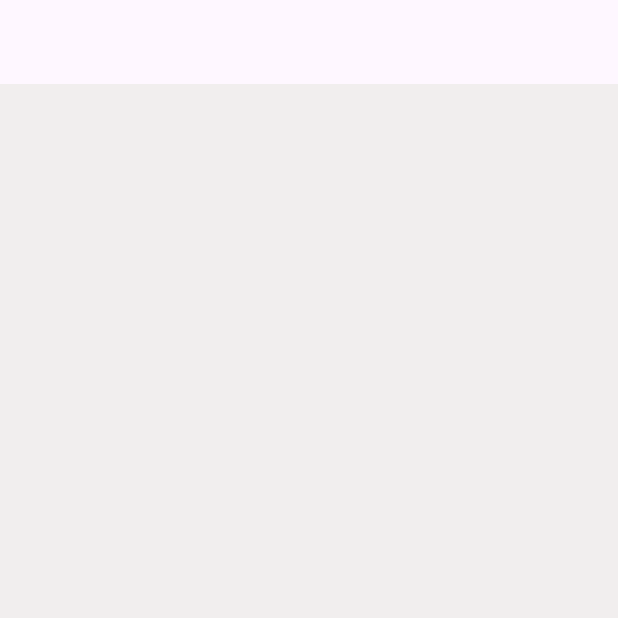
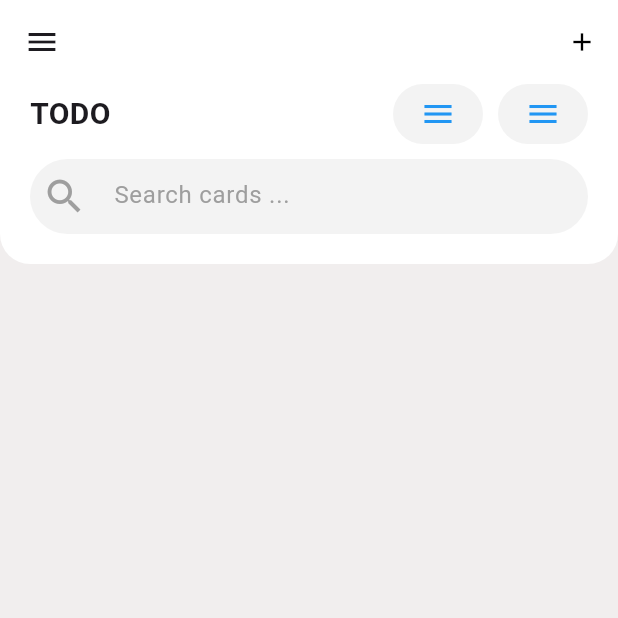
Before and after one commit to mkasang/todo, a Flutter app: the screen it shows after launch, on a phone screen of 412 x 824 dp, the top half of it. Run offline on Flutter 3.47's test engine with Material 3 defaults, Android fonts, the phone set to English and light mode, and no system bars.

Commit message:
Home screen

```diff
--- a/lib/screens/add_task_screen.dart
+++ b/lib/screens/add_task_screen.dart
@@ -0,0 +1,12 @@
+import 'package:flutter/material.dart';
+
+class AddTaskScreen extends StatelessWidget {
+  const AddTaskScreen({super.key});
+
+  @override
+  Widget build(BuildContext context) {
+    return Scaffold(
+      appBar: AppBar(),
+    );
+  }
+}
--- a/lib/screens/home_screen.dart
+++ b/lib/screens/home_screen.dart
@@ -1,4 +1,5 @@
 import 'package:flutter/material.dart';
+import 'package:todo/screens/add_task_screen.dart';
 
 class HomeScreen extends StatelessWidget {
   const HomeScreen({super.key});
@@ -7,9 +8,114 @@ class HomeScreen extends StatelessWidget {
   Widget build(BuildContext context) {
     return Scaffold(
       backgroundColor: const Color.fromARGB(255, 241, 238, 238),
-      appBar: AppBar(),
+      appBar: AppBar(
+        backgroundColor: Colors.white,
+        leading: Icon(Icons.menu),
+        actions: [
+          IconButton(
+            onPressed: () {
+              Navigator.push(context,
+                  MaterialPageRoute(builder: (context) => AddTaskScreen()));
+            },
+            icon: Icon(
+              Icons.add,
+              color: Colors.black,
+              size: 20,
+            ),
+          ),
+        ],
+      ),
       body: Column(
-        children: [],
+        children: [
+          Container(
+            decoration: BoxDecoration(
+                color: Colors.white,
+                borderRadius: BorderRadius.only(
+                  bottomLeft: Radius.circular(20),
+                  bottomRight: Radius.circular(20),
+                )),
+            child: Padding(
+              padding:
+                  const EdgeInsets.only(left: 20.0, right: 20.0, bottom: 20.0),
+              child: Column(
+                children: [
+                  Row(
+                    mainAxisAlignment: MainAxisAlignment.spaceBetween,
+                    children: [
+                      Text(
+                        "TODO",
+                        style: TextStyle(
+                          fontSize: 20,
+                          fontWeight: FontWeight.bold,
+                        ),
+                      ),
+                      Row(
+                        children: [
+                          Container(
+                            height: 40,
+                            width: 60,
+                            decoration: BoxDecoration(
+                              color: const Color.fromARGB(255, 243, 243, 243),
+                              borderRadius: BorderRadius.circular(20),
+                            ),
+                            child: Icon(
+                              Icons.menu,
+                              color: Colors.blue,
+                            ),
+                          ),
+                          SizedBox(width: 10),
+                          Container(
+                            height: 40,
+                            width: 60,
+                            decoration: BoxDecoration(
+                              color: const Color.fromARGB(255, 243, 243, 243),
+                              borderRadius: BorderRadius.circular(20),
+                            ),
+                            child: Icon(
+                              Icons.menu,
+                              color: Colors.blue,
+                            ),
+                          ),
+                        ],
+                      )
+                    ],
+                  ),
+                  SizedBox(height: 10),
+                  Container(
+                    height: 50,
+                    width: double.infinity,
+                    decoration: BoxDecoration(
+                      color: const Color.fromARGB(255, 243, 243, 243),
+                      borderRadius: BorderRadius.circular(60),
+                    ),
+                    child: Row(
+                      children: [
+                        Padding(
+                          padding: const EdgeInsets.all(8.0),
+                          child: Icon(
+                            Icons.search,
+                            size: 30,
+                            color: Colors.grey,
+                          ),
+                        ),
+                        Expanded(
+                            child: Padding(
+                          padding: const EdgeInsets.all(10.0),
+                          child: TextField(
+                            decoration: InputDecoration(
+                                border: InputBorder.none,
+                                hintText: "Search cards ...",
+                                hintStyle: TextStyle(color: Colors.grey)),
+                          ),
+                        )),
+                      ],
+                    ),
+                  ),
+                ],
+              ),
+            ),
+          ),
+        ],
       ),
     );
   }
```
